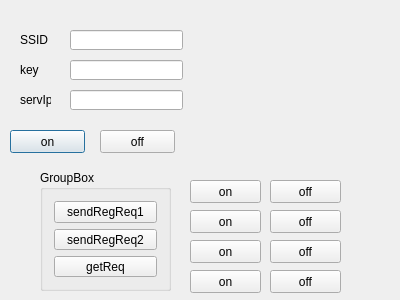
Before: the Qt Designer form dialog.ui in baradoid/polden-sonoff-desktop-ctrl, drawn with Qt 5.
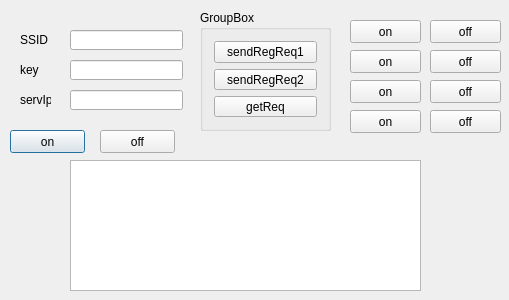
After: the same form once the commit is applied.

Commit message: добавлена панель для вывода

Diff of the .ui file:
```diff
--- a/dialog.ui
+++ b/dialog.ui
@@ -6,7 +6,7 @@
    <rect>
     <x>0</x>
     <y>0</y>
-    <width>400</width>
+    <width>509</width>
     <height>300</height>
    </rect>
   </property>
@@ -42,8 +42,8 @@
   <widget class="QGroupBox" name="groupBox">
    <property name="geometry">
     <rect>
-     <x>40</x>
-     <y>170</y>
+     <x>200</x>
+     <y>10</y>
      <width>131</width>
      <height>121</height>
     </rect>
@@ -147,8 +147,8 @@
   <widget class="QPushButton" name="pushButtonReg1On">
    <property name="geometry">
     <rect>
-     <x>190</x>
-     <y>180</y>
+     <x>350</x>
+     <y>20</y>
      <width>71</width>
      <height>23</height>
     </rect>
@@ -160,8 +160,8 @@
   <widget class="QPushButton" name="pushButtonReg1Off">
    <property name="geometry">
     <rect>
-     <x>270</x>
-     <y>180</y>
+     <x>430</x>
+     <y>20</y>
      <width>71</width>
      <height>23</height>
     </rect>
@@ -173,8 +173,8 @@
   <widget class="QPushButton" name="pushButtonReg2On">
    <property name="geometry">
     <rect>
-     <x>190</x>
-     <y>210</y>
+     <x>350</x>
+     <y>50</y>
      <width>71</width>
      <height>23</height>
     </rect>
@@ -186,8 +186,8 @@
   <widget class="QPushButton" name="pushButtonReg2Off">
    <property name="geometry">
     <rect>
-     <x>270</x>
-     <y>210</y>
+     <x>430</x>
+     <y>50</y>
      <width>71</width>
      <height>23</height>
     </rect>
@@ -199,8 +199,8 @@
   <widget class="QPushButton" name="pushButtonReg3On">
    <property name="geometry">
     <rect>
-     <x>190</x>
-     <y>240</y>
+     <x>350</x>
+     <y>80</y>
      <width>71</width>
      <height>23</height>
     </rect>
@@ -212,8 +212,8 @@
   <widget class="QPushButton" name="pushButtonReg3Off">
    <property name="geometry">
     <rect>
-     <x>270</x>
-     <y>240</y>
+     <x>430</x>
+     <y>80</y>
      <width>71</width>
      <height>23</height>
     </rect>
@@ -225,8 +225,8 @@
   <widget class="QPushButton" name="pushButtonReg4On">
    <property name="geometry">
     <rect>
-     <x>190</x>
-     <y>270</y>
+     <x>350</x>
+     <y>110</y>
      <width>71</width>
      <height>23</height>
     </rect>
@@ -238,8 +238,8 @@
   <widget class="QPushButton" name="pushButtonReg4Off">
    <property name="geometry">
     <rect>
-     <x>270</x>
-     <y>270</y>
+     <x>430</x>
+     <y>110</y>
      <width>71</width>
      <height>23</height>
     </rect>
@@ -248,6 +248,16 @@
     <string>off</string>
    </property>
   </widget>
+  <widget class="QPlainTextEdit" name="plainTextEdit">
+   <property name="geometry">
+    <rect>
+     <x>70</x>
+     <y>160</y>
+     <width>351</width>
+     <height>131</height>
+    </rect>
+   </property>
+  </widget>
  </widget>
  <layoutdefault spacing="6" margin="11"/>
  <resources/>
```
The commit also changes 1 other file.
